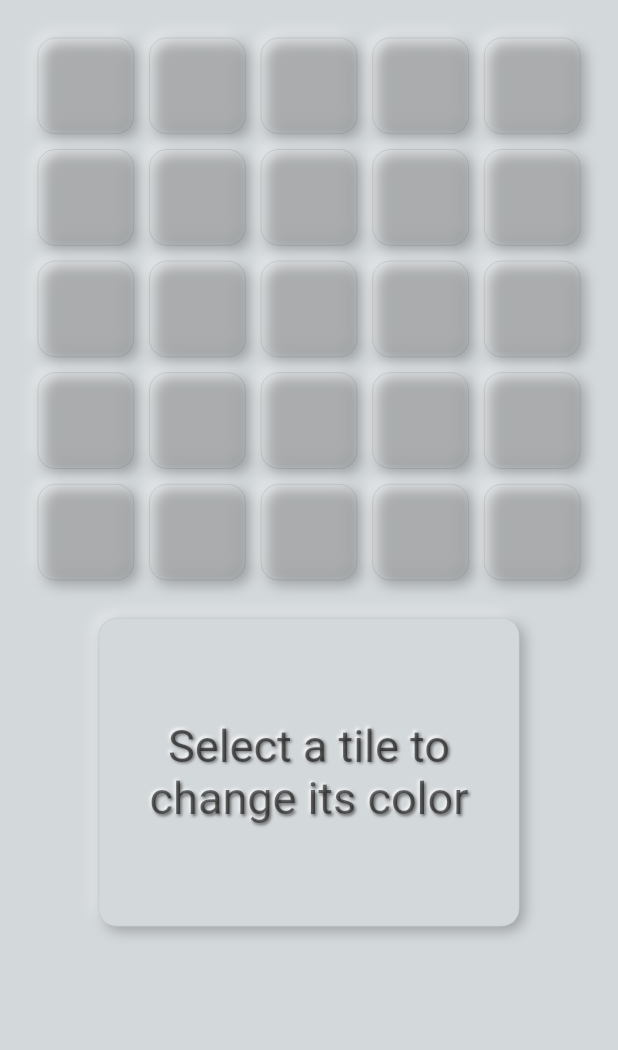
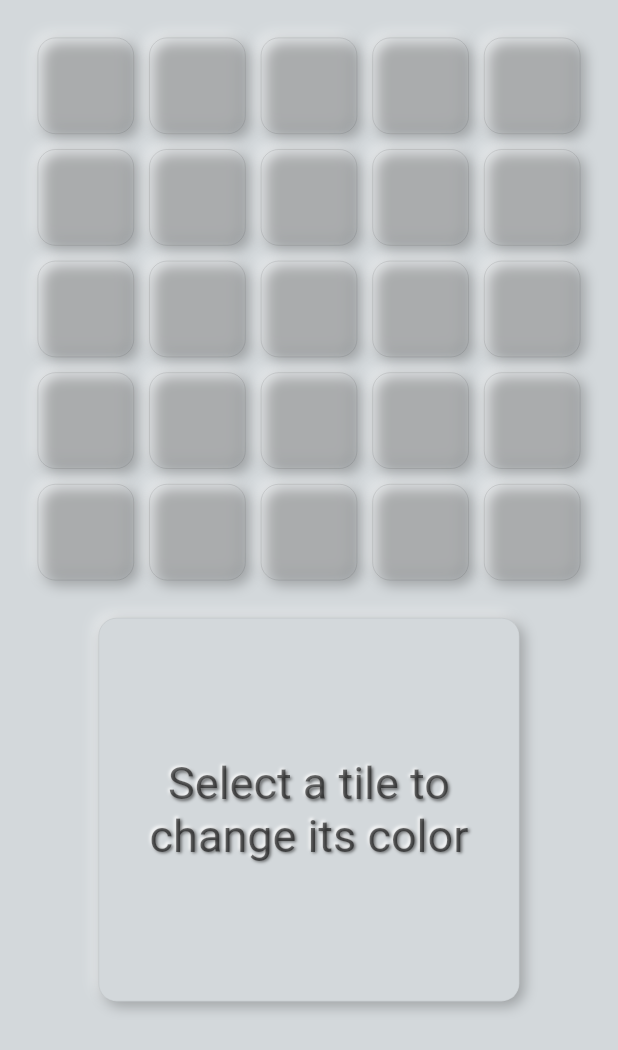
Before and after one commit to evey-dev/color_grid, a Flutter app: the screen it shows after launch, on a phone screen of 412 x 824 dp. Shown: the top 1050 px of the screen. Run offline on Flutter 3.47's test engine with Material 2 defaults, Android fonts, the phone set to English and light mode, and no system bars; drawn by our look-alikes of flutter_neumorphic; our stand-ins replace flutter_colorpicker.

Commit message:
button thing

```diff
--- a/lib/main.dart
+++ b/lib/main.dart
@@ -62,7 +62,7 @@ class _MyAppState extends State<MyApp> {
     ];
     tilesWrapper = [
       for (var i = 0; i < gridHeight*gridWidth; i++)
-         DragItem(
+        DragItem(
           isDraggable: dots[i].value,
           child: tiles[i],
         )
@@ -116,7 +116,7 @@ class _MyAppState extends State<MyApp> {
                 valueListenable: selected,
                 builder: (BuildContext context, int val, Widget? child) {
                   return SizedBox(
-                    height: 205,
+                    height: 255,
                     width: 280,
                     child: colorTile(val),
                   );
@@ -131,14 +131,37 @@ class _MyAppState extends State<MyApp> {
 
   Widget colorTile(int val) {
     if (val > -1) {
-          return SlidePicker(
+      return Column(
+        children: [
+          SlidePicker(
             pickerColor: tiles[val].color.value == Colors.transparent ? const Color(0xFFD3D8DB) : tiles[val].color.value,
             onColorChanged: (color) {
               tiles[val].color.value = color;
             },
             enableAlpha: false,
             colorModel: ColorModel.hsv,
-          );
+          ),
+          GestureDetector(
+            onTap: (){
+              tiles[selected.value].color.value = Colors.transparent;
+              tiles[selected.value].selected.value = false;
+              selected.value = -1;
+            },
+            child: NeumorphicIcon(
+              Icons.delete,
+              size: 30,
+              style: NeumorphicStyle(
+                shape: NeumorphicShape.concave,
+                boxShape: NeumorphicBoxShape.roundRect(BorderRadius.circular(12)),
+                depth: 2,
+                lightSource: LightSource.topLeft,
+                intensity: 1,
+                color: Colors.black54,
+              ),
+            ),
+          ),
+        ],
+      );
     } else {
       return Center(
         child: NeumorphicText(
@@ -157,5 +180,4 @@ class _MyAppState extends State<MyApp> {
       );
     }
   }
-
 }
--- a/lib/tile.dart
+++ b/lib/tile.dart
@@ -32,6 +32,7 @@ class _TileState extends State<Tile> {
           second: widget.selected,
           builder: (BuildContext context, Color val1, bool val2, Widget? child) {
             if (val1 != Colors.transparent) widget.dot = true;
+            else widget.dot = false;
             return Neumorphic(
               style: NeumorphicStyle(
                 shape: NeumorphicShape.flat,
```
